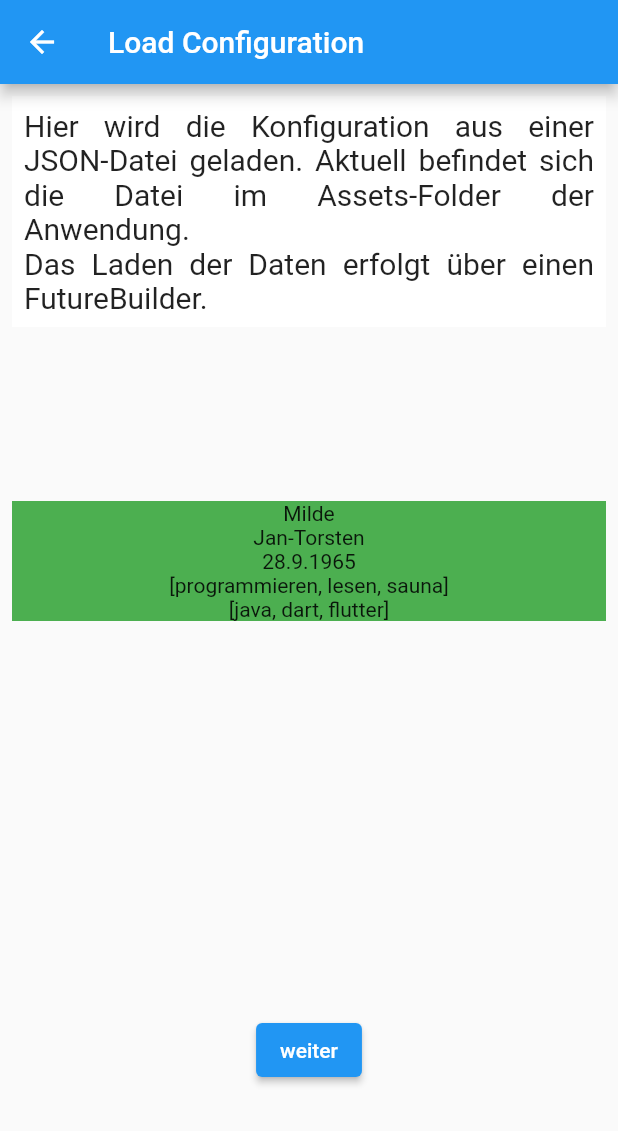
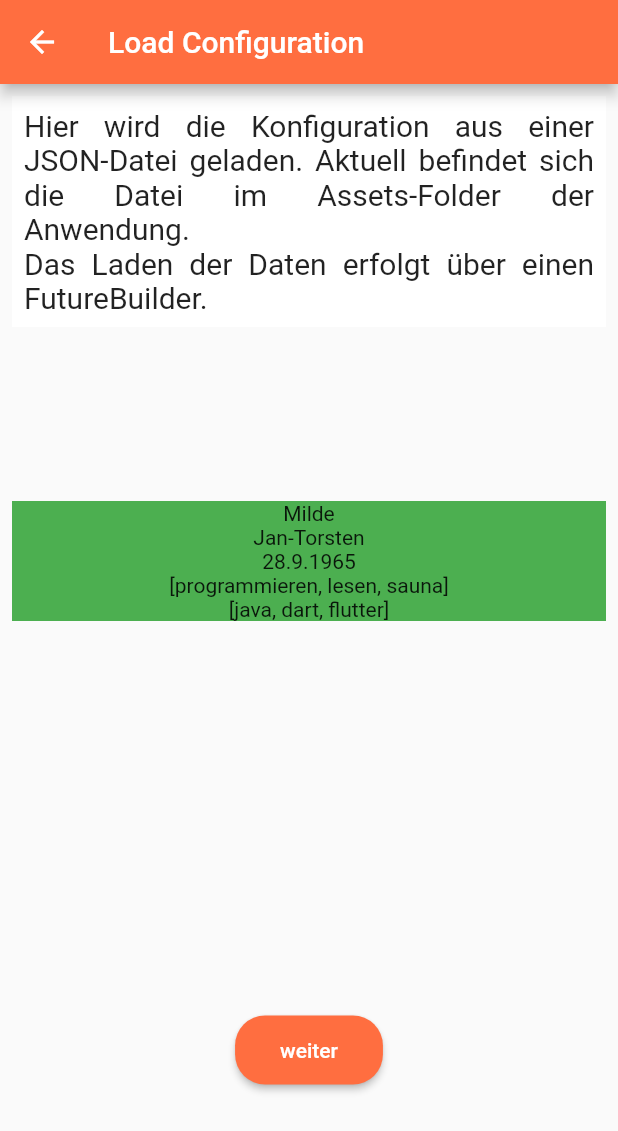
Before and after one commit to drmilde/getx_api_app, a Flutter app: the screen it shows after launch, after a tap on "weiter", on a phone screen of 412 x 824 dp. Shown: the top 1131 px of the screen. Run offline on Flutter 3.47's test engine with Material 2 defaults, Android fonts, the phone set to English and light mode, and no system bars; our stand-ins replace flutter_map, flutter_tts, get, google_fonts, just_audio, latlong2 and 3 more.

Commit message:
ThemeController über GetX eingebaut ... man kann jetzt zwischen zwei themes hin- und herschalten

```diff
--- /dev/null
+++ b/lib/controller/theme_controller.dart
@@ -0,0 +1,30 @@
+import 'package:flutter/material.dart';
+import 'package:get/get.dart';
+import 'package:getx_api_app/screens/themes/theme/theme_constants.dart';
+
+class ThemeController extends GetxController {
+  var themes = List<ThemeData>.empty().obs;
+  var current = 0.obs;
+
+  get currentThemeData => themes[current.value];
+
+  void setCurrent(int index) {
+    index = index.abs();
+    if (index >= themes.length) {
+      current.value = 0;
+    } else {
+      current.value = index;
+    }
+    // bei Nutzung GetxBuilder statt Obx: update();
+  }
+
+  void addThemeData(ThemeData themeData) {
+    themes.add(themeData);
+  }
+
+  @override
+  void onInit() {
+    addThemeData(lightTheme);
+    addThemeData(darkTheme);
+  }
+}
--- a/lib/main.dart
+++ b/lib/main.dart
@@ -1,26 +1,29 @@
 import 'package:flutter/material.dart';
+import 'package:get/get.dart';
 import 'package:getx_api_app/screens/themes/theme/theme_constants.dart';
-import 'package:getx_api_app/screens/themes/theme/theme_manager.dart';
 
+import 'controller/theme_controller.dart';
 import 'screens/startup_screen.dart';
 
 void main() {
   runApp(const MyApp());
 }
 
-ThemeManager _themeManager = ThemeManager();
+// Hier wird der zentrale ThemeController erzeugt
+ThemeController themeController = Get.put(ThemeController());
 
 class MyApp extends StatelessWidget {
   const MyApp({Key? key}) : super(key: key);
 
   @override
   Widget build(BuildContext context) {
-    return MaterialApp(
-      title: 'GetX-API',
-      theme: lightTheme,
-      darkTheme: darkTheme,
-      themeMode:  _themeManager.themMode,
-      home: StartupScreen(themeManager: _themeManager,),
-    );
+    return Obx(() {
+      return MaterialApp(
+        debugShowCheckedModeBanner: false,
+        title: 'GetX-API',
+        theme: themeController.currentThemeData,
+        home: StartupScreen(),
+      );
+    });
   }
 }
--- a/lib/screens/startup_screen.dart
+++ b/lib/screens/startup_screen.dart
@@ -2,8 +2,7 @@ import 'package:flutter/material.dart';
 import 'package:getx_api_app/screens/loader_screen.dart';
 import 'package:getx_api_app/screens/maps/map_screen.dart';
 import 'package:getx_api_app/screens/multimodal/multimodal_screen.dart';
-import 'package:getx_api_app/screens/themes/switch_theme_screen.dart';
-import 'package:getx_api_app/screens/themes/theme/theme_manager.dart';
+import 'package:getx_api_app/screens/themes/theme_main_screen.dart';
 import 'package:getx_api_app/screens/tts/audio_screen.dart';
 import 'package:getx_api_app/screens/tts/simple_tts_screen.dart';
 import 'package:getx_api_app/screens/video/video_screen.dart';
@@ -12,8 +11,7 @@ import 'package:getx_api_app/widgets/text_widget.dart';
 import 'package:rive/rive.dart';
 
 class StartupScreen extends StatelessWidget {
-  ThemeManager? themeManager;
-  StartupScreen({this.themeManager, Key? key}) : super(key: key);
+  StartupScreen({Key? key}) : super(key: key);
 
   @override
   Widget build(BuildContext context) {
@@ -58,7 +56,7 @@ class StartupScreen extends StatelessWidget {
               _weiter(context, "video2", YoutubeAppDemo()),
               _weiter(context, "multimodal", MultimodalScreen()),
               _weiter(context, "map", MapScreen()),
-              _weiter(context, "themes", SwitchThemeScreen(themeManager!)),
+              _weiter(context, "themes", ThemeMainScreen()),
               //_space100(),
             ],
           ),
```
Also changed, not shown: lib/screens/themes/getx_theme_screen.dart (added, +49 -0 lines), lib/screens/themes/switch_theme_screen.dart (deleted, +0 -68 lines), lib/screens/themes/theme/theme_constants.dart (+23 -2 lines), lib/screens/themes/theme/theme_manager.dart (deleted, +0 -14 lines), lib/screens/themes/theme_main_screen.dart (added, +80 -0 lines).
